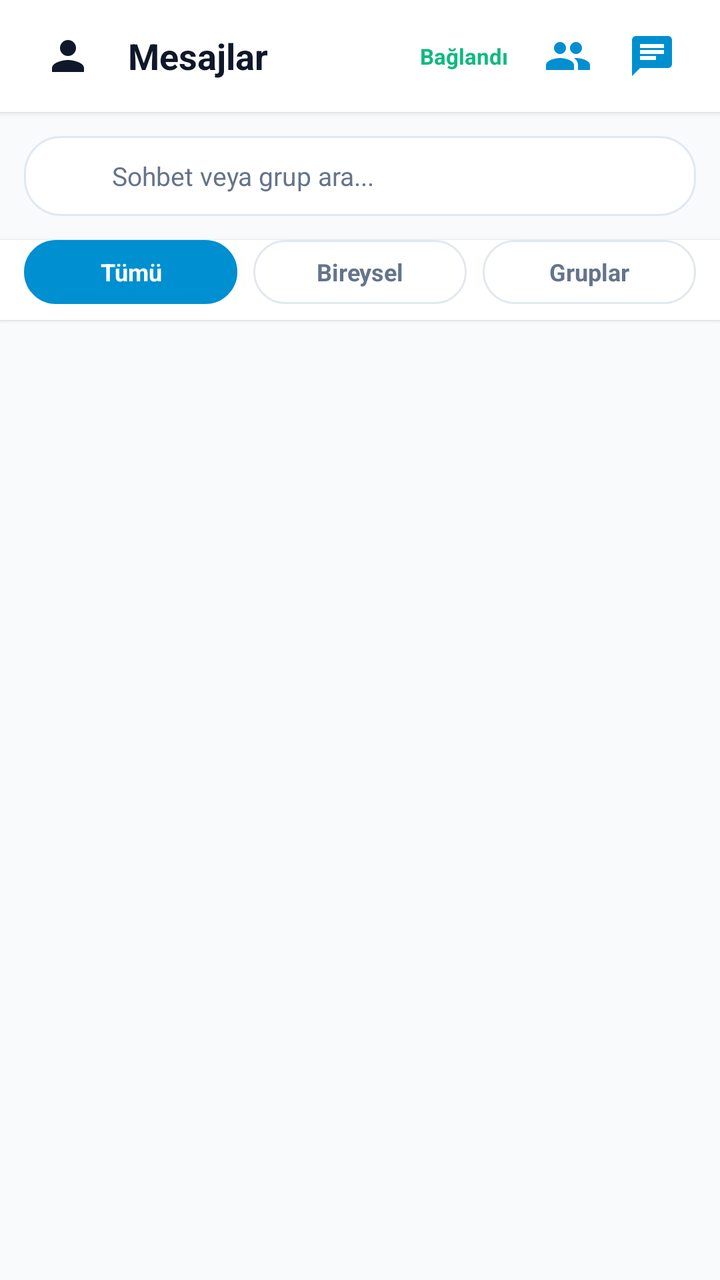
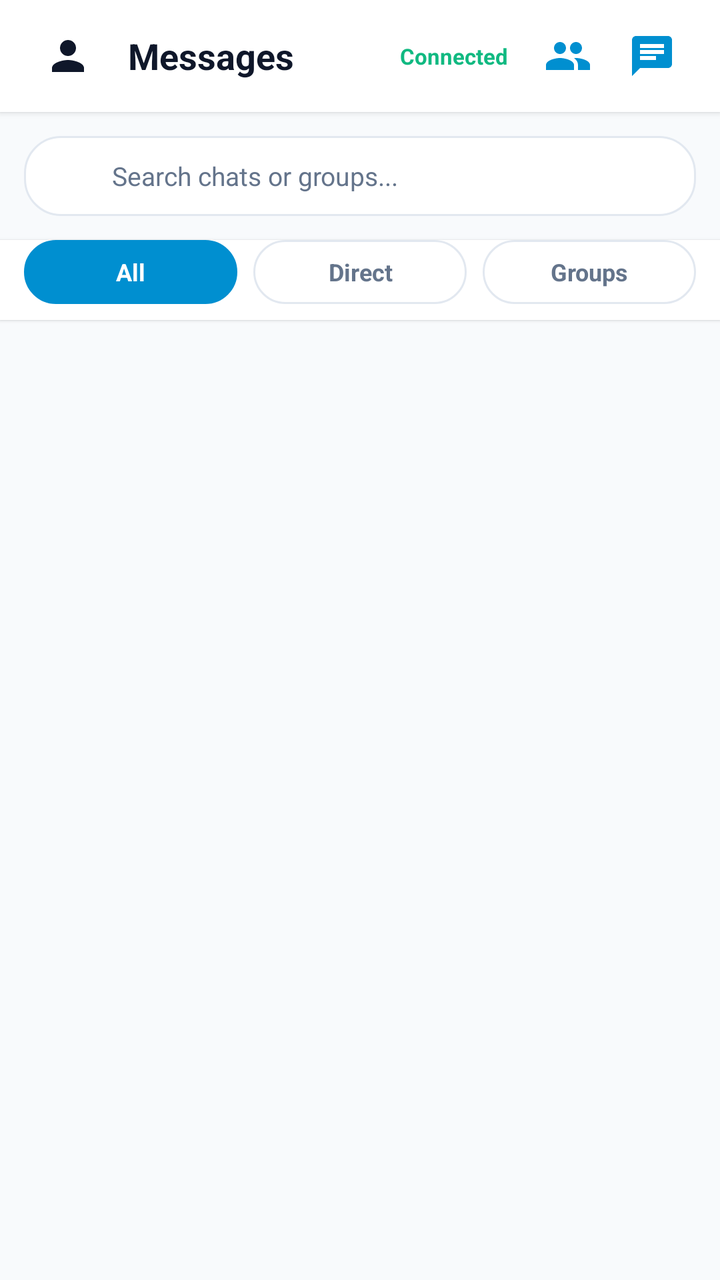

Before-and-after screenshots of an Android layout around one commit, followed by the original layout XML and the change that was made.
<!-- AndroidManifest.xml: application theme Theme.AiPbxPhone -->
<!-- res/layout/activity_chat_list.xml -->
<?xml version="1.0" encoding="utf-8"?>
<LinearLayout xmlns:android="http://schemas.android.com/apk/res/android"
    xmlns:app="http://schemas.android.com/apk/res-auto"
    android:id="@+id/rootChatList"
    android:layout_width="match_parent"
    android:layout_height="match_parent"
    android:background="@color/bg_light"
    android:orientation="vertical">

    
    <LinearLayout
        android:layout_width="match_parent"
        android:layout_height="56dp"
        android:background="@color/card_bg"
        android:elevation="2dp"
        android:gravity="center_vertical"
        android:orientation="horizontal"
        android:paddingHorizontal="16dp">

        <ImageButton
            android:id="@+id/btnBack"
            android:layout_width="36dp"
            android:layout_height="36dp"
            android:background="?attr/selectableItemBackgroundBorderless"
            android:contentDescription="Geri"
            android:src="@drawable/ic_contacts"
            app:tint="@color/text_primary" />

        <TextView
            android:layout_width="0dp"
            android:layout_height="wrap_content"
            android:layout_marginStart="12dp"
            android:layout_weight="1"
            android:text="Mesajlar"
            android:textColor="@color/text_primary"
            android:textSize="18sp"
            android:textStyle="bold" />

        <TextView
            android:id="@+id/tvWsStatus"
            android:layout_width="wrap_content"
            android:layout_height="wrap_content"
            android:layout_marginEnd="12dp"
            android:text="Bağlandı"
            android:textColor="#10B981"
            android:textSize="11sp"
            android:textStyle="bold" />

        <ImageButton
            android:id="@+id/btnNewGroup"
            android:layout_width="36dp"
            android:layout_height="36dp"
            android:layout_marginEnd="6dp"
            android:background="?attr/selectableItemBackgroundBorderless"
            android:contentDescription="Yeni Grup"
            android:src="@drawable/ic_group"
            app:tint="@color/primary" />

        <ImageButton
            android:id="@+id/btnNewChat"
            android:layout_width="36dp"
            android:layout_height="36dp"
            android:background="?attr/selectableItemBackgroundBorderless"
            android:contentDescription="Yeni Sohbet"
            android:src="@drawable/ic_chat"
            app:tint="@color/primary" />
    </LinearLayout>

    
    <LinearLayout
        android:layout_width="match_parent"
        android:layout_height="wrap_content"
        android:padding="12dp">

        <EditText
            android:id="@+id/etSearch"
            android:layout_width="match_parent"
            android:layout_height="40dp"
            android:background="@drawable/chip_tab_btn_bg"
            android:drawableStart="@drawable/ic_contacts"
            android:drawablePadding="8dp"
            android:hint="Sohbet veya grup ara..."
            android:paddingHorizontal="12dp"
            android:textColor="@color/text_primary"
            android:textColorHint="@color/text_secondary"
            android:textSize="13sp" />
    </LinearLayout>

    
    <LinearLayout
        android:layout_width="match_parent"
        android:layout_height="wrap_content"
        android:background="@color/card_bg"
        android:elevation="1dp"
        android:orientation="horizontal"
        android:paddingHorizontal="12dp"
        android:paddingBottom="8dp">

        <TextView
            android:id="@+id/btnFilterAll"
            android:layout_width="0dp"
            android:layout_height="32dp"
            android:layout_marginEnd="4dp"
            android:layout_weight="1"
            android:background="@drawable/chip_tab_btn_bg"
            android:backgroundTint="@color/primary"
            android:gravity="center"
            android:text="Tümü"
            android:textColor="#FFFFFF"
            android:textSize="12sp"
            android:textStyle="bold" />

        <TextView
            android:id="@+id/btnFilterDirect"
            android:layout_width="0dp"
            android:layout_height="32dp"
            android:layout_marginHorizontal="4dp"
            android:layout_weight="1"
            android:background="@drawable/chip_tab_btn_bg"
            android:gravity="center"
            android:text="Bireysel"
            android:textColor="@color/text_secondary"
            android:textSize="12sp"
            android:textStyle="bold" />

        <TextView
            android:id="@+id/btnFilterGroups"
            android:layout_width="0dp"
            android:layout_height="32dp"
            android:layout_marginStart="4dp"
            android:layout_weight="1"
            android:background="@drawable/chip_tab_btn_bg"
            android:gravity="center"
            android:text="Gruplar"
            android:textColor="@color/text_secondary"
            android:textSize="12sp"
            android:textStyle="bold" />
    </LinearLayout>

    
    <LinearLayout
        android:id="@+id/llEmptyState"
        android:layout_width="match_parent"
        android:layout_height="0dp"
        android:layout_weight="1"
        android:gravity="center"
        android:orientation="vertical"
        android:padding="32dp"
        android:visibility="gone">

        <ImageView
            android:layout_width="64dp"
            android:layout_height="64dp"
            android:contentDescription="@null"
            android:src="@drawable/ic_chat"
            app:tint="@color/text_secondary" />

        <TextView
            android:id="@+id/tvEmptyTitle"
            android:layout_width="wrap_content"
            android:layout_height="wrap_content"
            android:layout_marginTop="16dp"
            android:text="Henüz bir sohbetiniz yok"
            android:textColor="@color/text_primary"
            android:textSize="16sp"
            android:textStyle="bold" />

        <TextView
            android:id="@+id/tvEmptySubtitle"
            android:layout_width="wrap_content"
            android:layout_height="wrap_content"
            android:layout_marginTop="6dp"
            android:gravity="center"
            android:text="Rehberden bir çalışma arkadaşınızı seçerek veya yeni grup kurarak anlık mesajlaşmaya başlayabilirsiniz."
            android:textColor="@color/text_secondary"
            android:textSize="13sp" />

        <LinearLayout
            android:layout_width="wrap_content"
            android:layout_height="wrap_content"
            android:layout_marginTop="20dp"
            android:orientation="horizontal">

            <Button
                android:id="@+id/btnEmptyNewChat"
                android:layout_width="wrap_content"
                android:layout_height="wrap_content"
                android:backgroundTint="@color/primary"
                android:text="Yeni Sohbet"
                android:textAllCaps="false"
                android:textColor="#FFFFFF" />

            <Button
                android:id="@+id/btnEmptyNewGroup"
                style="@style/Widget.MaterialComponents.Button.OutlinedButton"
                android:layout_width="wrap_content"
                android:layout_height="wrap_content"
                android:layout_marginStart="10dp"
                android:text="+ Yeni Grup"
                android:textAllCaps="false"
                android:textColor="@color/primary" />
        </LinearLayout>
    </LinearLayout>

    
    <androidx.recyclerview.widget.RecyclerView
        android:id="@+id/rvConversations"
        android:layout_width="match_parent"
        android:layout_height="0dp"
        android:layout_weight="1"
        android:clipToPadding="false"
        android:paddingVertical="4dp" />

</LinearLayout>
<!-- resources referenced by this layout -->
<resources>
  <color name="bg_light">#F8FAFC</color>
  <color name="card_bg">#FFFFFF</color>
  <color name="primary">#008FD0</color>
  <color name="text_primary">#0F172A</color>
  <color name="text_secondary">#64748B</color>
  <!-- drawable chip_tab_btn_bg (drawable) -->
  <?xml version="1.0" encoding="utf-8"?>
  <ripple xmlns:android="http://schemas.android.com/apk/res/android"
      android:color="@color/dialpad_btn_pressed">
      <item>
          <shape android:shape="rectangle">
              <solid android:color="@color/card_bg" />
              <corners android:radius="18dp" />
              <stroke android:width="1dp" android:color="@color/border_color" />
          </shape>
      </item>
  </ripple>
  <!-- drawable ic_chat (drawable) -->
  <vector xmlns:android="http://schemas.android.com/apk/res/android"
      android:width="24dp"
      android:height="24dp"
      android:viewportWidth="24"
      android:viewportHeight="24">
    <path
        android:fillColor="#FFFFFFFF"
        android:pathData="M20,2H4c-1.1,0 -1.99,0.9 -1.99,2L2,22l4,-4h14c1.1,0 2,-0.9 2,-2V4c0,-1.1 -0.9,-2 -2,-2zM6,9h12v2H6V9zm8,5H6v-2h8v2zm4,-6H6V6h12v2z"/>
  </vector>
  <!-- drawable ic_contacts (drawable) -->
  <vector xmlns:android="http://schemas.android.com/apk/res/android"
      android:width="24dp"
      android:height="24dp"
      android:viewportWidth="24"
      android:viewportHeight="24">
    <path
        android:fillColor="#FFFFFFFF"
        android:pathData="M12,12c2.21,0 4,-1.79 4,-4s-1.79,-4 -4,-4 -4,1.79 -4,4 1.79,4 4,4zm0,2c-2.67,0 -8,1.34 -8,4v2h16v-2c0,-2.66 -5.33,-4 -8,-4z"/>
  </vector>
  <!-- drawable ic_group (drawable) -->
  <vector xmlns:android="http://schemas.android.com/apk/res/android"
      android:width="24dp"
      android:height="24dp"
      android:viewportWidth="24"
      android:viewportHeight="24">
    <path
        android:fillColor="@android:color/white"
        android:pathData="M16,11c1.66,0 2.99,-1.34 2.99,-3S17.66,5 16,5c-1.66,0 -3,1.34 -3,3s1.34,3 3,3zM8,11c1.66,0 2.99,-1.34 2.99,-3S9.66,5 8,5C6.34,5 5,6.34 5,8s1.34,3 3,3zM8,13c-2.33,0 -7,1.17 -7,3.5V19h14v-2.5c0,-2.33 -4.67,-3.5 -7,-3.5zM16,13c-0.29,0 -0.62,0.02 -0.97,0.05 1.16,0.84 1.97,1.97 1.97,3.45V19h6v-2.5c0,-2.33 -4.67,-3.5 -7,-3.5z"/>
  </vector>
  <style name="Theme.AiPbxPhone" parent="Theme.MaterialComponents.DayNight.NoActionBar">
          <item name="colorPrimary">@color/primary</item>
          <item name="colorPrimaryVariant">@color/primary_dark</item>
          <item name="colorOnPrimary">#FFFFFF</item>
          <item name="colorSecondary">@color/accent</item>
          <item name="android:windowBackground">@color/bg_light</item>
      </style>
  <color name="dialpad_btn_pressed">#E2E8F0</color>
  <color name="border_color">#E2E8F0</color>
  <color name="primary_dark">#006DA0</color>
  <color name="accent">#00A3EC</color>
</resources>

<!-- the commit's change to res/layout/activity_chat_list.xml (unified diff, before → after) -->
@@ -22,7 +22,7 @@
             android:layout_width="36dp"
             android:layout_height="36dp"
             android:background="?attr/selectableItemBackgroundBorderless"
-            android:contentDescription="Geri"
+            android:contentDescription="@string/ui_back"
             android:src="@drawable/ic_contacts"
             app:tint="@color/text_primary" />
 
@@ -31,7 +31,7 @@
             android:layout_height="wrap_content"
             android:layout_marginStart="12dp"
             android:layout_weight="1"
-            android:text="Mesajlar"
+            android:text="@string/ui_messages"
             android:textColor="@color/text_primary"
             android:textSize="18sp"
             android:textStyle="bold" />
@@ -41,7 +41,7 @@
             android:layout_width="wrap_content"
             android:layout_height="wrap_content"
             android:layout_marginEnd="12dp"
-            android:text="Bağlandı"
+            android:text="@string/ui_connected"
             android:textColor="#10B981"
             android:textSize="11sp"
             android:textStyle="bold" />
@@ -52,7 +52,7 @@
             android:layout_height="36dp"
             android:layout_marginEnd="6dp"
             android:background="?attr/selectableItemBackgroundBorderless"
-            android:contentDescription="Yeni Grup"
+            android:contentDescription="@string/ui_new_group"
             android:src="@drawable/ic_group"
             app:tint="@color/primary" />
 
@@ -61,7 +61,7 @@
             android:layout_width="36dp"
             android:layout_height="36dp"
             android:background="?attr/selectableItemBackgroundBorderless"
-            android:contentDescription="Yeni Sohbet"
+            android:contentDescription="@string/ui_new_chat"
             android:src="@drawable/ic_chat"
             app:tint="@color/primary" />
     </LinearLayout>
@@ -79,7 +79,7 @@
             android:background="@drawable/chip_tab_btn_bg"
             android:drawableStart="@drawable/ic_contacts"
             android:drawablePadding="8dp"
-            android:hint="Sohbet veya grup ara..."
+            android:hint="@string/ui_search_chats_hint"
             android:paddingHorizontal="12dp"
             android:textColor="@color/text_primary"
             android:textColorHint="@color/text_secondary"
@@ -105,7 +105,7 @@
             android:background="@drawable/chip_tab_btn_bg"
             android:backgroundTint="@color/primary"
             android:gravity="center"
-            android:text="Tümü"
+            android:text="@string/ui_all"
             android:textColor="#FFFFFF"
             android:textSize="12sp"
             android:textStyle="bold" />
@@ -118,7 +118,7 @@
             android:layout_weight="1"
             android:background="@drawable/chip_tab_btn_bg"
             android:gravity="center"
-            android:text="Bireysel"
+            android:text="@string/ui_direct"
             android:textColor="@color/text_secondary"
             android:textSize="12sp"
             android:textStyle="bold" />
@@ -131,7 +131,7 @@
             android:layout_weight="1"
             android:background="@drawable/chip_tab_btn_bg"
             android:gravity="center"
-            android:text="Gruplar"
+            android:text="@string/ui_groups"
             android:textColor="@color/text_secondary"
             android:textSize="12sp"
             android:textStyle="bold" />
@@ -160,7 +160,7 @@
             android:layout_width="wrap_content"
             android:layout_height="wrap_content"
             android:layout_marginTop="16dp"
-            android:text="Henüz bir sohbetiniz yok"
+            android:text="@string/ui_no_chats_yet"
             android:textColor="@color/text_primary"
             android:textSize="16sp"
             android:textStyle="bold" />
@@ -171,7 +171,7 @@
             android:layout_height="wrap_content"
             android:layout_marginTop="6dp"
             android:gravity="center"
-            android:text="Rehberden bir çalışma arkadaşınızı seçerek veya yeni grup kurarak anlık mesajlaşmaya başlayabilirsiniz."
+            android:text="@string/ui_no_chats_desc"
             android:textColor="@color/text_secondary"
             android:textSize="13sp" />
 
@@ -186,7 +186,7 @@
                 android:layout_width="wrap_content"
                 android:layout_height="wrap_content"
                 android:backgroundTint="@color/primary"
-                android:text="Yeni Sohbet"
+                android:text="@string/ui_new_chat"
                 android:textAllCaps="false"
                 android:textColor="#FFFFFF" />
 
@@ -196,7 +196,7 @@
                 android:layout_width="wrap_content"
                 android:layout_height="wrap_content"
                 android:layout_marginStart="10dp"
-                android:text="+ Yeni Grup"
+                android:text="@string/ui_new_group_plus"
                 android:textAllCaps="false"
                 android:textColor="@color/primary" />
         </LinearLayout>
<!-- resource entries referenced after the edit -->
@@ -47,6 +47,18 @@
         android:fillColor="@android:color/white"
         android:pathData="M16,11c1.66,0 2.99,-1.34 2.99,-3S17.66,5 16,5c-1.66,0 -3,1.34 -3,3s1.34,3 3,3zM8,11c1.66,0 2.99,-1.34 2.99,-3S9.66,5 8,5C6.34,5 5,6.34 5,8s1.34,3 3,3zM8,13c-2.33,0 -7,1.17 -7,3.5V19h14v-2.5c0,-2.33 -4.67,-3.5 -7,-3.5zM16,13c-0.29,0 -0.62,0.02 -0.97,0.05 1.16,0.84 1.97,1.97 1.97,3.45V19h6v-2.5c0,-2.33 -4.67,-3.5 -7,-3.5z"/>
   </vector>
+  <string name="ui_all">All</string>
+  <string name="ui_back">Back</string>
+  <string name="ui_connected">Connected</string>
+  <string name="ui_direct">Direct</string>
+  <string name="ui_groups">Groups</string>
+  <string name="ui_messages">Messages</string>
+  <string name="ui_new_chat">New Chat</string>
+  <string name="ui_new_group">New Group</string>
+  <string name="ui_new_group_plus">+ New Group</string>
+  <string name="ui_no_chats_desc">Pick a colleague from the directory or create a new group to start messaging.</string>
+  <string name="ui_no_chats_yet">No chats yet</string>
+  <string name="ui_search_chats_hint">Search chats or groups...</string>
   <style name="Theme.AiPbxPhone" parent="Theme.MaterialComponents.DayNight.NoActionBar">
           <item name="colorPrimary">@color/primary</item>
           <item name="colorPrimaryVariant">@color/primary_dark</item>
